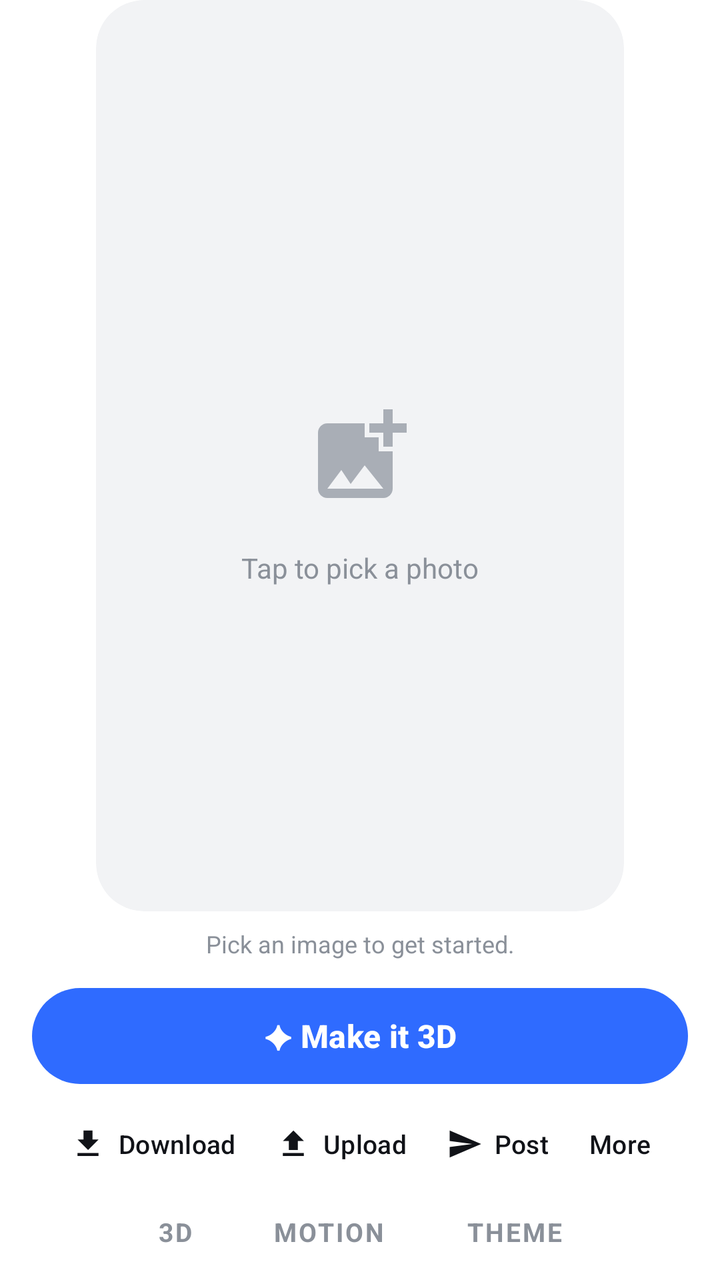
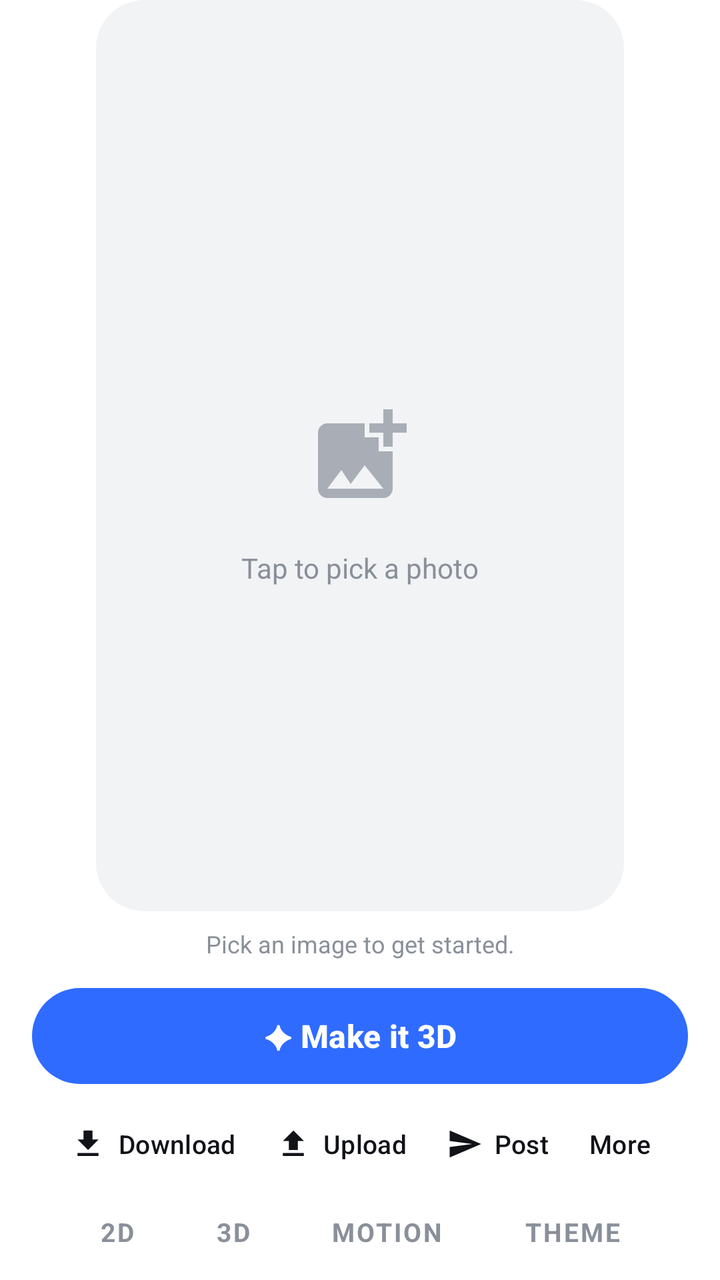

Two renders of the same Android screen: before a commit and after it. Below are the layout's source before the change and the commit's diff.
<!-- AndroidManifest.xml: application theme Theme.WallpaperCreator -->
<!-- res/layout/fragment_create.xml -->
<?xml version="1.0" encoding="utf-8"?>
<LinearLayout xmlns:android="http://schemas.android.com/apk/res/android"
    xmlns:app="http://schemas.android.com/apk/res-auto"
    android:layout_width="match_parent"
    android:layout_height="match_parent"
    android:orientation="vertical"
    android:paddingHorizontal="16dp">

    <com.google.android.material.card.MaterialCardView
        android:id="@+id/previewCard"
        android:layout_width="match_parent"
        android:layout_height="0dp"
        android:layout_marginHorizontal="32dp"
        android:layout_weight="1"
        app:cardBackgroundColor="@color/surface_muted"
        app:cardCornerRadius="24dp"
        app:cardElevation="0dp"
        app:strokeWidth="0dp">

        <ImageView
            android:id="@+id/preview"
            android:layout_width="match_parent"
            android:layout_height="match_parent"
            android:contentDescription="@string/preview"
            android:scaleType="center"
            android:src="@drawable/ic_add_photo" />

        <TextView
            android:id="@+id/previewHint"
            android:layout_width="wrap_content"
            android:layout_height="wrap_content"
            android:layout_gravity="center"
            android:layout_marginTop="56dp"
            android:text="@string/tap_to_pick"
            android:textColor="@color/text_secondary" />
    </com.google.android.material.card.MaterialCardView>

    <TextView
        android:id="@+id/status"
        android:layout_width="match_parent"
        android:layout_height="wrap_content"
        android:layout_marginTop="8dp"
        android:ellipsize="end"
        android:gravity="center"
        android:maxLines="1"
        android:text="@string/pick_first"
        android:textColor="@color/text_secondary"
        android:textSize="12sp" />

    <com.google.android.material.progressindicator.LinearProgressIndicator
        android:id="@+id/uploadProgress"
        android:layout_width="match_parent"
        android:layout_height="wrap_content"
        android:layout_marginTop="6dp"
        android:max="100"
        android:visibility="gone"
        app:trackCornerRadius="4dp" />

    <com.google.android.material.button.MaterialButton
        android:id="@+id/btnPrimary"
        style="@style/PrimaryPill"
        android:layout_marginTop="10dp"
        android:text="@string/make_fourd" />

    <LinearLayout
        android:layout_width="match_parent"
        android:layout_height="wrap_content"
        android:layout_marginTop="2dp"
        android:gravity="center"
        android:orientation="horizontal">

        <com.google.android.material.button.MaterialButton
            android:id="@+id/btnDownload"
            style="@style/QuietAction"
            android:text="@string/download"
            app:icon="@drawable/ic_download" />

        <com.google.android.material.button.MaterialButton
            android:id="@+id/btnUpload"
            style="@style/QuietAction"
            android:text="@string/upload"
            app:icon="@drawable/ic_upload" />

        <com.google.android.material.button.MaterialButton
            android:id="@+id/btnPost"
            style="@style/QuietAction"
            android:text="@string/post"
            app:icon="@drawable/ic_send" />

        <com.google.android.material.button.MaterialButton
            android:id="@+id/btnMore"
            style="@style/QuietAction"
            android:text="@string/more" />
    </LinearLayout>

    
    <LinearLayout
        android:id="@+id/modeStrip"
        android:layout_width="wrap_content"
        android:layout_height="wrap_content"
        android:layout_gravity="center_horizontal"
        android:layout_marginTop="4dp"
        android:layout_marginBottom="8dp"
        android:orientation="horizontal">

        <TextView
            android:id="@+id/modeFourD"
            style="@style/ModeTab"
            android:text="@string/mode_fourd" />

        <TextView
            android:id="@+id/modeMotion"
            style="@style/ModeTab"
            android:text="@string/mode_motion" />

        <TextView
            android:id="@+id/modeTheme"
            style="@style/ModeTab"
            android:text="@string/mode_theme" />
    </LinearLayout>
</LinearLayout>
<!-- resources referenced by this layout -->
<resources>
  <color name="surface_muted">#F2F3F5</color>
  <color name="text_secondary">#8A9099</color>
  <!-- drawable ic_add_photo (drawable) -->
  <vector xmlns:android="http://schemas.android.com/apk/res/android"
      android:width="56dp"
      android:height="56dp"
      android:tint="@color/text_tertiary"
      android:viewportWidth="24"
      android:viewportHeight="24">
      <path
          android:fillColor="#FF000000"
          android:pathData="M19,7v2.99s-1.99,0.01 -2,0L17,7h-3s0.01,-1.99 0,-2h3L17,2h2v3h3v2h-3zM16,11L16,8h-3L13,5L5,5c-1.1,0 -2,0.9 -2,2v12c0,1.1 0.9,2 2,2h12c1.1,0 2,-0.9 2,-2v-8h-3zM5,19l3,-4 2,3 3,-4 4,5L5,19z" />
  </vector>
  <!-- drawable ic_download (drawable) -->
  <vector xmlns:android="http://schemas.android.com/apk/res/android"
      android:width="24dp"
      android:height="24dp"
      android:viewportWidth="24"
      android:viewportHeight="24">
      <path
          android:fillColor="#FF000000"
          android:pathData="M19,9h-4V3H9v6H5l7,7 7,-7zM5,18v2h14v-2H5z" />
  </vector>
  <!-- drawable ic_send (drawable) -->
  <vector xmlns:android="http://schemas.android.com/apk/res/android"
      android:width="24dp"
      android:height="24dp"
      android:viewportWidth="24"
      android:viewportHeight="24">
      <path
          android:fillColor="#FF000000"
          android:pathData="M2.01,21L23,12 2.01,3 2,10l15,2 -15,2z" />
  </vector>
  <!-- drawable ic_upload (drawable) -->
  <vector xmlns:android="http://schemas.android.com/apk/res/android"
      android:width="24dp"
      android:height="24dp"
      android:viewportWidth="24"
      android:viewportHeight="24">
      <path
          android:fillColor="#FF000000"
          android:pathData="M9,16h6v-6h4l-7,-7 -7,7h4zM5,18h14v2H5z" />
  </vector>
  <string name="download">Download</string>
  <string name="make_fourd">✦ Make it 3D</string>
  <string name="mode_fourd">3D</string>
  <string name="mode_motion">MOTION</string>
  <string name="mode_theme">THEME</string>
  <string name="more">More</string>
  <string name="pick_first">Pick an image to get started.</string>
  <string name="post">Post</string>
  <string name="preview">2D preview</string>
  <string name="tap_to_pick">Tap to pick a photo</string>
  <string name="upload">Upload</string>
  <style name="PrimaryPill" parent="Widget.Material3.Button">
          <item name="android:layout_width">match_parent</item>
          <item name="android:layout_height">56dp</item>
          <item name="android:textSize">16sp</item>
          <item name="android:textStyle">bold</item>
          <item name="cornerRadius">28dp</item>
          <item name="backgroundTint">@color/brand_primary</item>
      </style>
  <color name="text_tertiary">#A9AEB6</color>
  <!-- drawable bg_mode_tab (drawable) -->
  <?xml version="1.0" encoding="utf-8"?>
  <selector xmlns:android="http://schemas.android.com/apk/res/android">
      <item android:state_selected="true">
          <shape android:shape="rectangle">
              <solid android:color="@color/inverse_surface" />
              <corners android:radius="16dp" />
          </shape>
      </item>
      <item>
          <shape android:shape="rectangle">
              <solid android:color="@android:color/transparent" />
              <corners android:radius="16dp" />
          </shape>
      </item>
  </selector>
  <color name="brand_primary">#2F6BFF</color>
  <color name="text_primary">#111318</color>
  <color name="brand_primary_soft">#E8EFFF</color>
  <color name="brand_secondary">#8E44FF</color>
  <color name="surface">#FFFFFF</color>
  <color name="inverse_surface">#111318</color>
  <!-- unchanged entries left out for length: 3 -->
</resources>

<!-- the commit's change to res/layout/fragment_create.xml (unified diff, before → after) -->
@@ -104,6 +104,11 @@
         android:orientation="horizontal">
 
         <TextView
+            android:id="@+id/mode2D"
+            style="@style/ModeTab"
+            android:text="@string/mode_2d" />
+
+        <TextView
             android:id="@+id/modeFourD"
             style="@style/ModeTab"
             android:text="@string/mode_fourd" />
<!-- resource entries referenced after the edit -->
@@ -45,6 +45,7 @@
   </vector>
   <string name="download">Download</string>
   <string name="make_fourd">✦ Make it 3D</string>
+  <string name="mode_2d">2D</string>
   <string name="mode_fourd">3D</string>
   <string name="mode_motion">MOTION</string>
   <string name="mode_theme">THEME</string>
